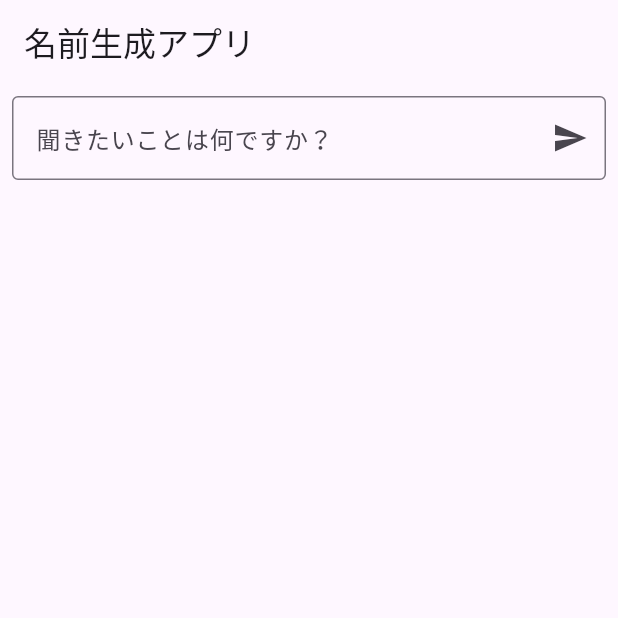
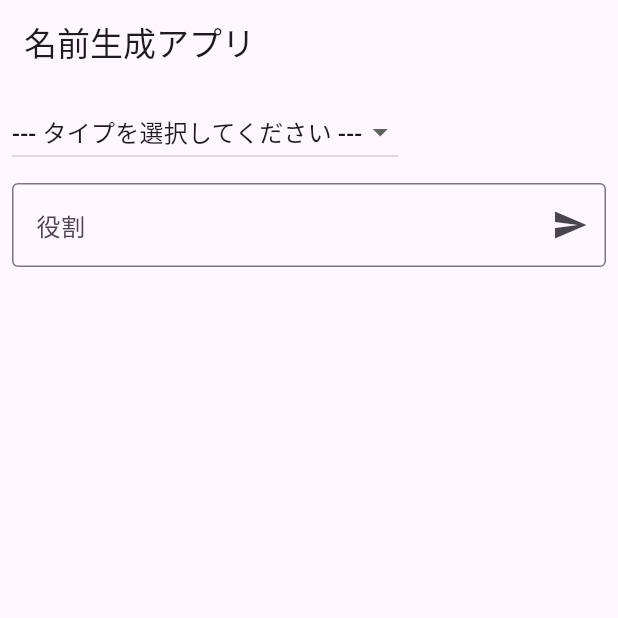
Before and after one commit to momomo0420-lab/name_generator_a, a Flutter app: the screen it shows after launch, on a phone screen of 412 x 824 dp, the top half of it. Run offline on Flutter 3.47's test engine with Material 2 defaults, Android fonts, the phone set to English and light mode, and no system bars; our stand-ins replace flutter_gemini, flutter_hooks, freezed_annotation, go_router, hooks_riverpod, riverpod_annotation; generated files the repository leaves out were written again; statements that could not run were skipped.

Commit message:
The creation of the prototype is complete.

```diff
--- a/lib/data/data_source/data_source.dart
+++ b/lib/data/data_source/data_source.dart
@@ -1,3 +1,3 @@
 abstract class DataSource {
-  Stream<String> getAiChatResponse(String message);
+  Stream<String> generateName(String type, String role);
 }
--- a/lib/data/repository/generator_repository.dart
+++ b/lib/data/repository/generator_repository.dart
@@ -1,3 +1,3 @@
 abstract class GeneratorRepository {
-  Stream<String> generateName(String message);
+  Stream<String> generateName({required String type, required String role});
 }
--- a/lib/ui/home/home_body.dart
+++ b/lib/ui/home/home_body.dart
@@ -3,6 +3,7 @@ import 'package:flutter_hooks/flutter_hooks.dart';
 import 'package:name_generator_a/ui/home/home_state.dart';
 import 'package:name_generator_a/ui/home/home_view_model.dart';
 import 'package:name_generator_a/ui/widget/one_line_text_field.dart';
+import 'package:name_generator_a/ui/widget/type_drop_down_button.dart';
 
 class HomeBody extends HookWidget {
   final HomeState _state;
@@ -18,18 +19,26 @@ class HomeBody extends HookWidget {
   @override
   Widget build(BuildContext context) {
     return Column(
+      crossAxisAlignment: CrossAxisAlignment.start,
       children: [
-        OneLineTextField(
-          controller: useTextEditingController(text: _state.send),
-          hint: '聞きたいことは何ですか？',
-          isLoading: _state.isLoading,
-          isSendable: _viewModel.isGeneratable(),
-          onChanged: (message) => _viewModel.setSendMessage(message),
-          onSend: () => _viewModel.generateName(),
+        TypeDropDownButton(
+          selectedItem: _state.type,
+          onChanged: (type) => _viewModel.setType(type),
         ),
         const SizedBox(height: 10,),
 
-        Text(_state.receive),
+        OneLineTextField(
+          controller: useTextEditingController(),
+          label: '役割',
+          hint: '役割を入力してください',
+          isLoading: _state.isLoading,
+          canGenerate: _viewModel.canGenerate(),
+          onChanged: (role) => _viewModel.setRole(role),
+          onGenerate: () => _viewModel.generateName(),
+        ),
+        const SizedBox(height: 10,),
+
+        Text(_state.response),
       ],
     );
   }
--- a/lib/ui/home/home_state.dart
+++ b/lib/ui/home/home_state.dart
@@ -7,9 +7,11 @@ part 'home_state.g.dart';
 class HomeState with _$HomeState {
   const factory HomeState({
     @Default('')
-    String send,
+    String type,
     @Default('')
-    String receive,
+    String role,
+    @Default('')
+    String response,
     @Default(false)
     bool isLoading,
   }) = _HomeState;
--- a/lib/ui/widget/one_line_text_field.dart
+++ b/lib/ui/widget/one_line_text_field.dart
@@ -11,34 +11,34 @@ class OneLineTextField extends StatelessWidget {
   // ロード中かどうか？
   final bool _isLoading;
   // 送信可能かどうか？
-  final bool _isSendable;
+  final bool _canGenerate;
   // 入力された際の動作
   final Function(String)? _onChanged;
   // 送信された際の動作
-  final Function()? _onSend;
+  final Function()? _onGenerate;
 
   /// 一行の入力フォームを生成する。
   ///
   /// [controller]に入力用のコントローラを設定する（必須）。
   /// [label]、[hint]にはフォームに表示されるラベルとヒントを設定する。
   /// [onChanged]は入力された際の動作を登録する。[value]には入力された文字列が渡される。
-  /// [onSend]はフォームの文字列が送信された際の動作を登録する。
+  /// [onGenerate]はフォームの文字列が送信された際の動作を登録する。
   const OneLineTextField({
     super.key,
     required TextEditingController controller,
     String? label,
     String? hint,
     bool isLoading = false,
-    bool isSendable = true,
+    bool canGenerate = true,
     Function(String value)? onChanged,
-    Function()? onSend,
+    Function()? onGenerate,
   }): _controller = controller,
         _label = label,
         _hint = hint,
         _isLoading = isLoading,
-        _isSendable = isSendable,
+        _canGenerate = canGenerate,
         _onChanged = onChanged,
-        _onSend = onSend;
+        _onGenerate = onGenerate;
 
   @override
   Widget build(BuildContext context) {
@@ -50,19 +50,22 @@ class OneLineTextField extends StatelessWidget {
         labelText: _label,
         hintText: _hint,
         border: const OutlineInputBorder(),
-        suffixIcon: _buildSendButton(),
+        suffixIcon: _buildGenerateButton(),
       ),
       onChanged: _onChanged,
     );
   }
 
-  Widget _buildSendButton() {
+  Widget _buildGenerateButton() {
     if(_isLoading) {
       return const CircularProgressIndicator();
     }
 
     return IconButton(
-      onPressed: _isSendable ? _onSend : null,
+      onPressed: !_canGenerate ? null : () {
+        if(_onGenerate != null) _onGenerate!();
+        _controller.clear();
+      },
       icon: const Icon(Icons.send),
     );
   }
--- /dev/null
+++ b/lib/ui/widget/type_drop_down_button.dart
@@ -0,0 +1,59 @@
+import 'package:flutter/material.dart';
+
+enum TypeItems {
+  none(''),
+  classType('クラス'),
+  variableType('変数'),
+  functionType('関数'),
+  defineType('定数')
+  ;
+
+  final String value;
+
+  const TypeItems(this.value);
+}
+
+class TypeDropDownButton extends StatelessWidget {
+  final String _selectedItem;
+  final Function(String)? _onChanged;
+
+  const TypeDropDownButton({
+    super.key,
+    required String selectedItem,
+    Function(String type)? onChanged,
+  }): _selectedItem = selectedItem,
+        _onChanged = onChanged;
+
+  @override
+  Widget build(BuildContext context) {
+    return DropdownButton(
+      items: [
+        DropdownMenuItem(
+          value: TypeItems.none.value,
+          child: const Text('--- タイプを選択してください ---'),
+        ),
+        DropdownMenuItem(
+          value: TypeItems.classType.value,
+          child: Text(TypeItems.classType.value),
+        ),
+        DropdownMenuItem(
+          value: TypeItems.variableType.value,
+          child: Text(TypeItems.variableType.value),
+        ),
+        DropdownMenuItem(
+          value: TypeItems.functionType.value,
+          child: Text(TypeItems.functionType.value),
+        ),
+        DropdownMenuItem(
+          value: TypeItems.defineType.value,
+          child: Text(TypeItems.defineType.value),
+        ),
+      ],
+      value: _selectedItem,
+      onChanged: (value) {
+        final type = (value == null) ? '' : value;
+        if(_onChanged != null) _onChanged!(type);
+      },
+    );
+  }
+}
```
Also changed, not shown: lib/data/data_source/data_source_impl.dart (+16 -4 lines), lib/data/repository/generator_repository_impl.dart (+8 -5 lines), lib/ui/home/home_view_model.dart (+14 -9 lines).
